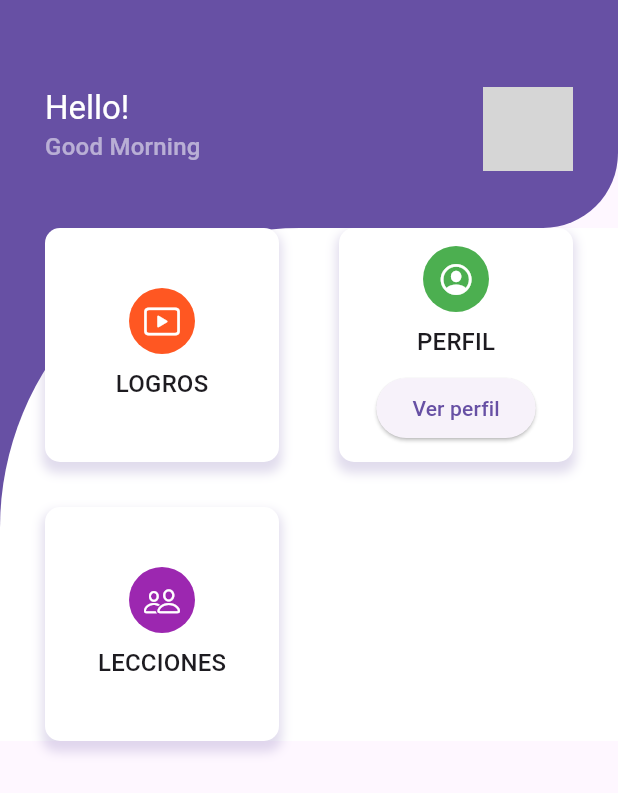
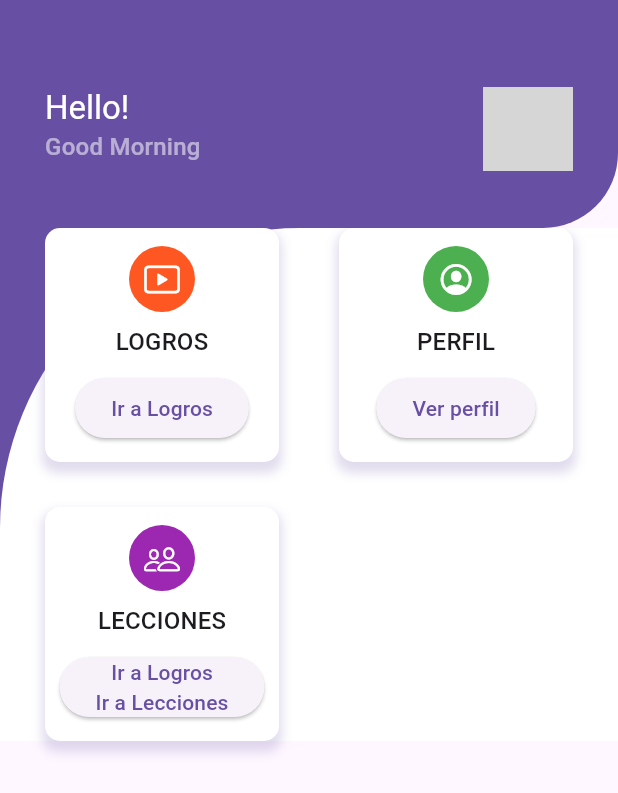
Before and after one commit to leoespi/astroguide_flutter, a Flutter app: the MyHomePage screen opened directly, on a phone screen of 412 x 824 dp. Shown: the top 793 px of the screen. Run offline on Flutter 3.47's test engine with Material 3 defaults, Android fonts, the phone set to English and light mode, and no system bars; grey boxes are pictures that could not be loaded.

Commit message:
botones menu  (lecciones, logros, perfil)

```diff
--- a/lib/pages/menu.dart
+++ b/lib/pages/menu.dart
@@ -1,7 +1,9 @@
+import 'package:astroguide_flutter/pages/logros.dart';
 import 'package:flutter/cupertino.dart';
 import 'package:flutter/material.dart';
 import 'package:flutter/services.dart';
-import 'Perfil.dart'; // Importa la segunda página
+import 'package:astroguide_flutter/pages/lecciones.dart'; // Importa la página de lecciones
+import 'package:astroguide_flutter/pages/Perfil.dart'; // Importa la página de perfil
 
 void main() {
   SystemChrome.setSystemUIOverlayStyle(const SystemUiOverlayStyle(
@@ -85,9 +87,9 @@ class _MyHomePageState extends State<MyHomePage> {
                 crossAxisSpacing: 40,
                 mainAxisSpacing: 30,
                 children: [
-                  itemDashboard('Logros', CupertinoIcons.play_rectangle, Colors.deepOrange),
+                  itemDashboardWithButton('Logros', CupertinoIcons.play_rectangle, Colors.deepOrange),
                   itemDashboardWithButton('Perfil', CupertinoIcons.profile_circled, Colors.green), // Modificación aquí
-                  itemDashboard('Lecciones', CupertinoIcons.person_2, Colors.purple),
+                  itemDashboardWithButton('Lecciones', CupertinoIcons.person_2, Colors.purple), // Modificación aquí
                 ],
               ),
             ),
@@ -98,6 +100,7 @@ class _MyHomePageState extends State<MyHomePage> {
     );
   }
 
+  // Widget para los elementos del dashboard sin botones
   Widget itemDashboard(String title, IconData iconData, Color background) => Container(
     decoration: BoxDecoration(
       color: Colors.white,
@@ -128,12 +131,26 @@ class _MyHomePageState extends State<MyHomePage> {
     ),
   );
 
+  // Widget para los elementos del dashboard con botones
   Widget itemDashboardWithButton(String title, IconData iconData, Color background) => GestureDetector(
     onTap: () {
+      if (title == 'Perfil') {
         Navigator.push(
           context,
           MaterialPageRoute(builder: (context) => perfil()), // Navega a la página de perfil
         );
+      } else if (title == 'Lecciones') {
+        Navigator.push(
+          context,
+          MaterialPageRoute(builder: (context) => Lecciones()), // Navega a la página de lecciones
+        );
+      }
+      else if (title == 'Logros') {
+        Navigator.push(
+          context,
+          MaterialPageRoute(builder: (context) => MyApp()), // Navega a la página de lecciones
+        );
+      }
     },
     child: Container(
       decoration: BoxDecoration(
@@ -164,12 +181,32 @@ class _MyHomePageState extends State<MyHomePage> {
           const SizedBox(height: 8),
           ElevatedButton(
             onPressed: () {
+              if (title == 'Perfil') {
                 Navigator.push(
                   context,
                   MaterialPageRoute(builder: (context) => perfil()), // Navega a la página de perfil
                 );
+              } else if (title == 'Lecciones') {
+                Navigator.push(
+                  context,
+                  MaterialPageRoute(builder: (context) => Lecciones()), // Navega a la página de lecciones
+                );
+              }
+              else if (title == 'Logros') {
+                Navigator.push(
+                  context,
+                  MaterialPageRoute(builder: (context) => MyApp()), // Navega a la página de lecciones
+                );
+              }
+
             },
-            child: Text('Ver perfil'),
+            child: Column(
+    children: [
+      Text(title == 'Perfil' ? 'Ver perfil' : 'Ir a Logros' ), // Modificación aquí
+      if (title == 'Lecciones' ) Text('Ir a Lecciones') // Agregar este texto condicionalmente
+    ],
+  ),
+
           ),
         ],
       ),
```
Lines whose indentation alone changed are shown as unchanged.
